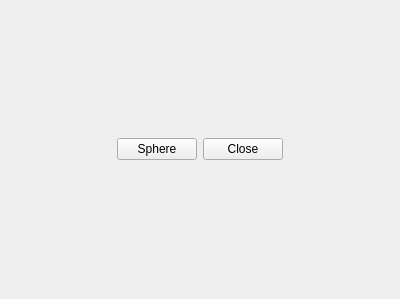
Before: the Qt Designer form UI/demo_widget.ui in CharlesTin0122/Python, drawn with Qt 5.
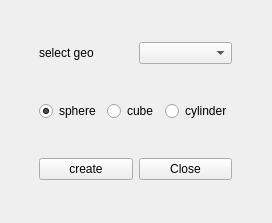
After: the same form once the commit is applied.

Commit message: modified:   .vscode/settings.json 	modified:   UI/demo_widget.ui 	modified:   UI/demo_widget_ui.py 	modified:   UI/maya_ui_template.py 	new file:   UI/unreal_demo.ui 	new file:   UI/unreal_demo_ui.py 	modified:   UI/unreal_ui_template.py 	new file:   "math/\345\220\221\351\207\217.md"

```diff
--- a/UI/demo_widget.ui
+++ b/UI/demo_widget.ui
@@ -6,15 +6,15 @@
    <rect>
     <x>0</x>
     <y>0</y>
-    <width>400</width>
-    <height>299</height>
+    <width>272</width>
+    <height>223</height>
    </rect>
   </property>
   <property name="windowTitle">
    <string>Form</string>
   </property>
-  <layout class="QHBoxLayout" name="horizontalLayout">
-   <item>
+  <layout class="QGridLayout" name="gridLayout">
+   <item row="1" column="0">
     <spacer name="horizontalSpacer">
      <property name="orientation">
       <enum>Qt::Horizontal</enum>
@@ -27,21 +27,80 @@
      </property>
     </spacer>
    </item>
+   <item row="2" column="1">
+    <layout class="QHBoxLayout" name="horizontalLayout_2">
    <item>
-    <widget class="QPushButton" name="btn_sphere">
+      <widget class="QPushButton" name="pb_create">
      <property name="text">
-      <string>Sphere</string>
+        <string>create</string>
      </property>
     </widget>
    </item>
    <item>
-    <widget class="QPushButton" name="btn_close">
+      <widget class="QPushButton" name="pb_close">
      <property name="text">
       <string>Close</string>
      </property>
     </widget>
    </item>
+    </layout>
+   </item>
+   <item row="0" column="1">
+    <layout class="QHBoxLayout" name="horizontalLayout_3">
    <item>
+      <widget class="QLabel" name="label">
+       <property name="text">
+        <string>select geo</string>
+       </property>
+      </widget>
+     </item>
+     <item>
+      <widget class="QComboBox" name="comboBox">
+       <property name="sizeAdjustPolicy">
+        <enum>QComboBox::AdjustToContents</enum>
+       </property>
+      </widget>
+     </item>
+    </layout>
+   </item>
+   <item row="1" column="1">
+    <layout class="QHBoxLayout" name="horizontalLayout">
+     <item>
+      <widget class="QRadioButton" name="rb_sphere">
+       <property name="text">
+        <string>sphere</string>
+       </property>
+       <property name="checked">
+        <bool>true</bool>
+       </property>
+       <attribute name="buttonGroup">
+        <string notr="true">buttonGroup</string>
+       </attribute>
+      </widget>
+     </item>
+     <item>
+      <widget class="QRadioButton" name="rb_cube">
+       <property name="text">
+        <string>cube</string>
+       </property>
+       <attribute name="buttonGroup">
+        <string notr="true">buttonGroup</string>
+       </attribute>
+      </widget>
+     </item>
+     <item>
+      <widget class="QRadioButton" name="rb_cylinder">
+       <property name="text">
+        <string>cylinder</string>
+       </property>
+       <attribute name="buttonGroup">
+        <string notr="true">buttonGroup</string>
+       </attribute>
+      </widget>
+     </item>
+    </layout>
+   </item>
+   <item row="1" column="2">
     <spacer name="horizontalSpacer_2">
      <property name="orientation">
       <enum>Qt::Horizontal</enum>
```
Left out of the diff: 3 changed lines with no effect on the pictures. Lines whose indentation alone changed are shown as unchanged. The commit also changes 7 other files.
